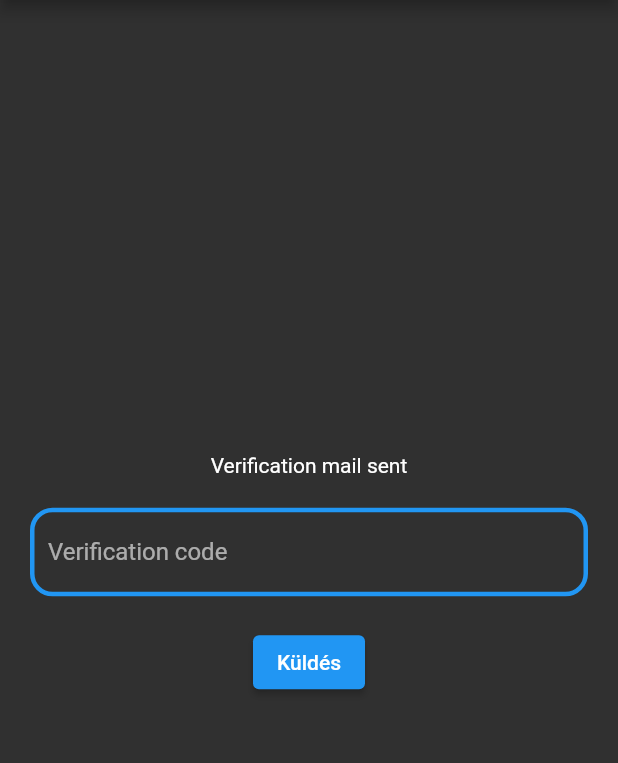
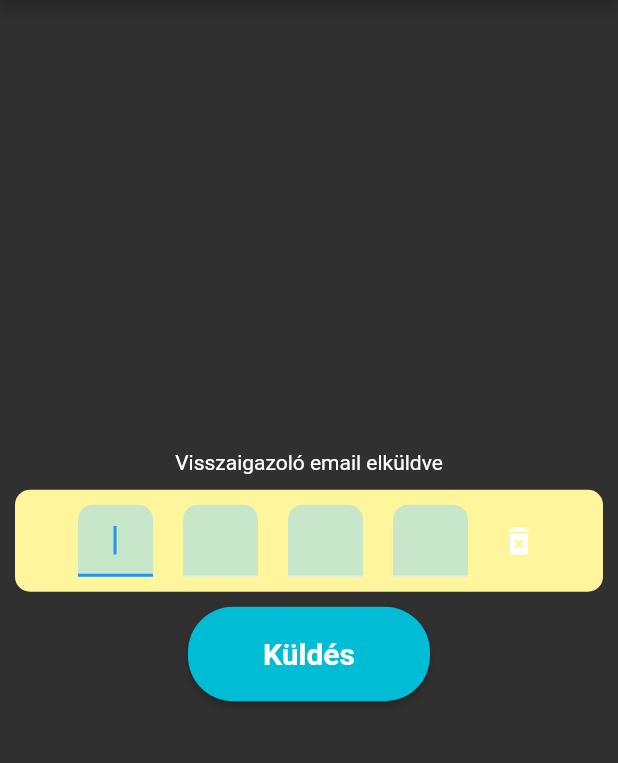
Before and after one commit to ilikecoding34/InformatikusleszekApp, a Flutter app: the VerificationScreen screen opened directly, on a phone screen of 412 x 824 dp, the part 84-847 px from its top. Run offline on Flutter 3.47's test engine with Material 2 defaults, Android fonts, the phone set to English and light mode, and no system bars; our stand-ins replace dio, flutter_secure_storage, shared_preferences; accounts and stored records are empty; network calls fail.

Commit message:
verification_page_plus_widget

```diff
--- a/lib/config/ui_config.dart
+++ b/lib/config/ui_config.dart
@@ -2,6 +2,7 @@ import 'package:flutter/material.dart';
 
 class UIconfig {
   static const double mySize = 20.0;
+  static const double boxWidth = 50.0;
   static const Color myColor = Colors.blue;
   static const Icon myIcon = Icon(
     Icons.search,
--- a/lib/screens/login_page.dart
+++ b/lib/screens/login_page.dart
@@ -64,7 +64,7 @@ class _LoginScreenState extends State<LoginScreen> {
                               borderRadius: BorderRadius.circular(30.0),
                             ),
                             padding: const EdgeInsets.symmetric(
-                                horizontal: 50, vertical: 20),
+                                horizontal: 5, vertical: 10),
                             textStyle: const TextStyle(
                                 fontSize: UIconfig.mySize,
                                 fontWeight: FontWeight.bold)),
@@ -73,7 +73,7 @@ class _LoginScreenState extends State<LoginScreen> {
                                   .changeToLogin(),
                               namevisible = false,
                             },
-                        child: const Text('Login'))),
+                        child: const Text('Bejelentkezés'))),
                 Padding(
                     padding: const EdgeInsets.all(10),
                     child: ElevatedButton(
@@ -83,14 +83,14 @@ class _LoginScreenState extends State<LoginScreen> {
                               borderRadius: BorderRadius.circular(30.0),
                             ),
                             padding: const EdgeInsets.symmetric(
-                                horizontal: 50, vertical: 20),
+                                horizontal: 5, vertical: 10),
                             textStyle: const TextStyle(
                                 fontSize: UIconfig.mySize,
                                 fontWeight: FontWeight.bold)),
                         onPressed: () =>
                             Provider.of<AuthService>(context, listen: false)
                                 .changeToReg(),
-                        child: const Text('Registration'))),
+                        child: const Text('Regisztráció'))),
               ],
             ),
             Padding(
@@ -103,7 +103,7 @@ class _LoginScreenState extends State<LoginScreen> {
                     onEnd: () => setState(() {
                           reg ? namevisible = true : namevisible = false;
                         }),
-                    height: reg ? 270 : 220,
+                    height: reg ? 300 : 220,
                     child: Column(
                       mainAxisAlignment: MainAxisAlignment.start,
                       crossAxisAlignment: CrossAxisAlignment.center,
@@ -195,10 +195,10 @@ class _LoginScreenState extends State<LoginScreen> {
                                     'name': _name.text,
                                     'password': _password.text,
                                   };
+
                                   await Provider.of<AuthService>(context,
                                           listen: false)
                                       .registration(creds: creds);
-
                                   Navigator.push(
                                     context,
                                     MaterialPageRoute(
--- a/lib/screens/verification_page.dart
+++ b/lib/screens/verification_page.dart
@@ -1,13 +1,25 @@
+import 'package:blog/config/ui_config.dart';
 import 'package:blog/screens/postlist_page.dart';
 import 'package:blog/services/auth_service.dart';
+import 'package:blog/widgets/number_box.dart';
 import 'package:flutter/material.dart';
+import 'package:flutter/services.dart';
 import 'package:provider/provider.dart';
 
 class VerificationScreen extends StatelessWidget {
   VerificationScreen({Key? key}) : super(key: key);
 
-  TextEditingController code = TextEditingController();
+  TextEditingController first = TextEditingController();
+  TextEditingController second = TextEditingController();
+  TextEditingController third = TextEditingController();
+  TextEditingController fourth = TextEditingController();
 
+  FocusNode textFirstFocusNode = FocusNode();
+  FocusNode textSecondFocusNode = FocusNode();
+  FocusNode textThirdFocusNode = FocusNode();
+  FocusNode textFourthFocusNode = FocusNode();
+
+  String code = '';
   @override
   Widget build(BuildContext context) {
     return Scaffold(
@@ -18,28 +30,82 @@ class VerificationScreen extends StatelessWidget {
           mainAxisAlignment: MainAxisAlignment.center,
           crossAxisAlignment: CrossAxisAlignment.center,
           children: [
-            const Text('Verification mail sent'),
+            const Text('Visszaigazoló email elküldve'),
             Padding(
-                padding: const EdgeInsets.all(20),
-                child: TextField(
-                  controller: code,
-                  decoration: InputDecoration(
-                      labelText: 'Verification code',
-                      enabledBorder: OutlineInputBorder(
-                        borderSide:
-                            const BorderSide(width: 3, color: Colors.blue),
-                        borderRadius: BorderRadius.circular(15),
-                      ),
-                      focusedBorder: OutlineInputBorder(
-                        borderSide:
-                            const BorderSide(width: 3, color: Colors.lime),
-                        borderRadius: BorderRadius.circular(15),
-                      )),
-                )),
+              padding: const EdgeInsets.all(10),
+              child: Container(
+                decoration: BoxDecoration(
+                  borderRadius: BorderRadius.circular(10),
+                  color: Colors.yellow.shade200,
+                ),
+                child: Row(
+                  mainAxisAlignment: MainAxisAlignment.center,
+                  children: [
+                    Padding(
+                        padding: const EdgeInsets.all(10),
+                        child: NumberBox(
+                          focus: true,
+                          controller: first,
+                          currentfocusnode: textFirstFocusNode,
+                          nextfocusnode: textSecondFocusNode,
+                          size: UIconfig.boxWidth,
+                        )),
+                    Padding(
+                        padding: const EdgeInsets.all(10),
+                        child: NumberBox(
+                          controller: second,
+                          prevfocusnode: textFirstFocusNode,
+                          currentfocusnode: textSecondFocusNode,
+                          nextfocusnode: textThirdFocusNode,
+                          size: UIconfig.boxWidth,
+                        )),
+                    Padding(
+                        padding: const EdgeInsets.all(10),
+                        child: NumberBox(
+                          controller: third,
+                          prevfocusnode: textSecondFocusNode,
+                          currentfocusnode: textThirdFocusNode,
+                          nextfocusnode: textFourthFocusNode,
+                          size: UIconfig.boxWidth,
+                        )),
+                    Padding(
+                        padding: const EdgeInsets.all(10),
+                        child: NumberBox(
+                          controller: fourth,
+                          prevfocusnode: textThirdFocusNode,
+                          currentfocusnode: textFourthFocusNode,
+                          size: UIconfig.boxWidth,
+                        )),
+                    IconButton(
+                        onPressed: () {
+                          first.clear();
+                          second.clear();
+                          third.clear();
+                          fourth.clear();
+                          FocusScope.of(context)
+                              .requestFocus(textFirstFocusNode);
+                        },
+                        icon: const Icon(Icons.delete_forever)),
+                  ],
+                ),
+              ),
+            ),
             ElevatedButton(
+                style: ElevatedButton.styleFrom(
+                    primary: Colors.cyan,
+                    shape: RoundedRectangleBorder(
+                      borderRadius: BorderRadius.circular(30.0),
+                    ),
+                    padding: const EdgeInsets.symmetric(
+                        horizontal: 50, vertical: 20),
+                    textStyle: const TextStyle(
+                        fontSize: UIconfig.mySize,
+                        fontWeight: FontWeight.bold)),
                 onPressed: () async {
+                  code =
+                      '${first.text}${second.text}${third.text}${fourth.text}';
                   await Provider.of<AuthService>(context, listen: false)
-                      .verification(code.text);
+                      .verification(code);
                   Navigator.push(
                     context,
                     MaterialPageRoute(
@@ -47,7 +113,7 @@ class VerificationScreen extends StatelessWidget {
                             PostListScreen(title: 'Bejegyzés lista')),
                   );
                 },
-                child: const Text('Küldés'))
+                child: const Text('Küldés')),
           ],
         ));
   }
--- /dev/null
+++ b/lib/widgets/number_box.dart
@@ -0,0 +1,60 @@
+import 'package:flutter/material.dart';
+import 'package:flutter/services.dart';
+
+class NumberBox extends StatefulWidget {
+  const NumberBox({
+    Key? key,
+    this.focus,
+    required this.controller,
+    this.prevfocusnode,
+    required this.currentfocusnode,
+    this.nextfocusnode,
+    required this.size,
+  }) : super(key: key);
+
+  final bool? focus;
+  final TextEditingController controller;
+  final FocusNode? prevfocusnode;
+  final FocusNode currentfocusnode;
+  final FocusNode? nextfocusnode;
+  final double size;
+
+  @override
+  State<NumberBox> createState() => _NumberBoxState();
+}
+
+class _NumberBoxState extends State<NumberBox> {
+  @override
+  Widget build(BuildContext context) {
+    return Container(
+        decoration: BoxDecoration(
+          borderRadius: const BorderRadius.only(
+              topLeft: Radius.circular(10.0), topRight: Radius.circular(10.0)),
+          color: widget.controller.text.isNotEmpty
+              ? Colors.green
+              : Colors.green.shade100,
+        ),
+        width: widget.size,
+        child: TextField(
+          autofocus: widget.focus != null,
+          keyboardType: TextInputType.phone,
+          inputFormatters: [
+            FilteringTextInputFormatter.allow(RegExp('[0-9]')),
+            LengthLimitingTextInputFormatter(1),
+          ],
+          textAlign: TextAlign.center,
+          controller: widget.controller,
+          focusNode: widget.currentfocusnode,
+          onChanged: (String value) {
+            setState(() {
+              if (value.length == 1 && widget.nextfocusnode != null) {
+                FocusScope.of(context).requestFocus(widget.nextfocusnode);
+              }
+              if (value.isEmpty && widget.prevfocusnode != null) {
+                FocusScope.of(context).requestFocus(widget.prevfocusnode);
+              }
+            });
+          },
+        ));
+  }
+}
--- a/pubspec.yaml
+++ b/pubspec.yaml
@@ -15,7 +15,7 @@ publish_to: 'none' # Remove this line if you wish to publish to pub.dev
 # In iOS, build-name is used as CFBundleShortVersionString while build-number used as CFBundleVersion.
 # Read more about iOS versioning at
 # https://developer.apple.com/library/archive/documentation/General/Reference/InfoPlistKeyReference/Articles/CoreFoundationKeys.html
-version: 2.2.0+4
+version: 2.2.1+5
 
 environment:
   sdk: ">=2.14.0 <3.0.0"
```
